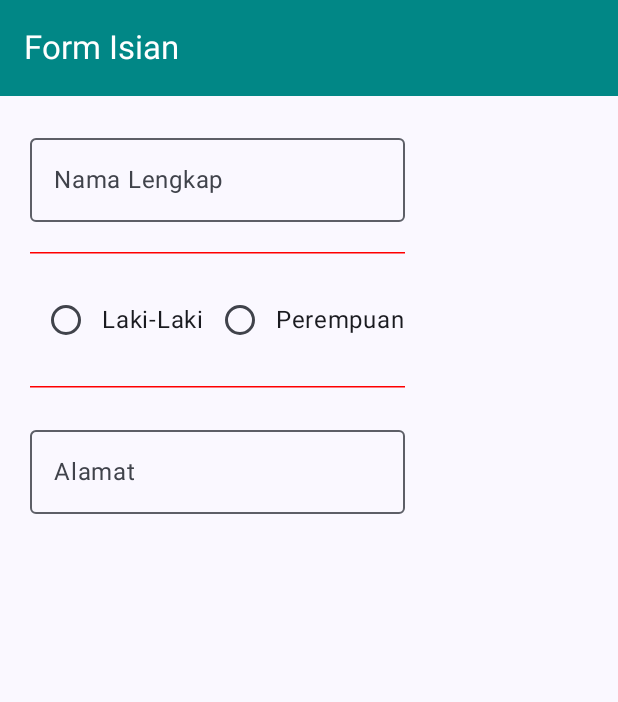
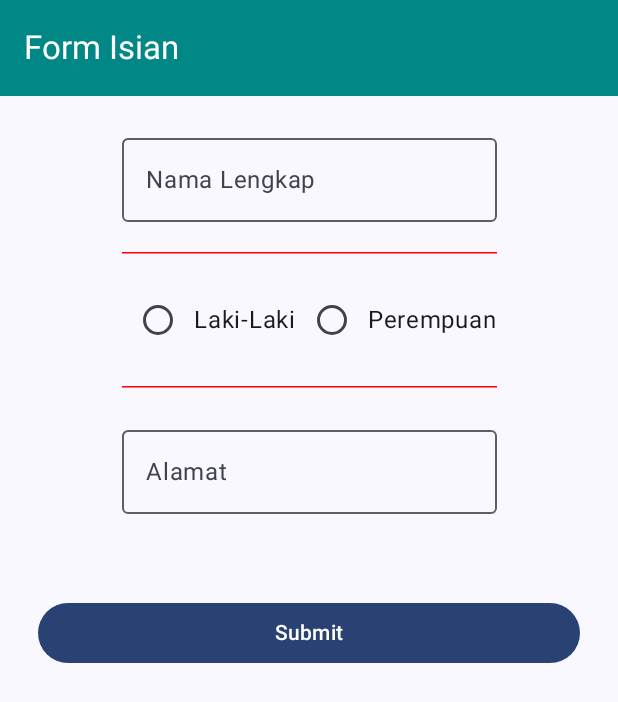
Before and after one commit to abimanyusatriaa/Quest6_160, an Android app built with Jetpack Compose: the composable FormIsian shown on its own in the app's theme, on a phone screen of 412 x 824 dp. Shown: the top 702 px of the screen. Run offline under Robolectric (Android 15) with nearby library versions, the phone set to English and light mode, and no system bars.

Commit message:
membuat button

```diff
--- a/app/src/main/java/com/example/praktik6/view/FormSiswa.kt
+++ b/app/src/main/java/com/example/praktik6/view/FormSiswa.kt
@@ -98,7 +98,13 @@ fun FormIsian(
                 onValueChange = {},
             )
             Spacer(modifier = Modifier.height(30.dp))
-
+            Button(
+                modifier = Modifier.fillMaxWidth(1f)
+                    .padding(all = 25.dp),
+                onClick = OnSubmitBtnClick
+            ){
+                Text(stringResource(id = R.string.submit))
+            }
         }
     }
 }
```
